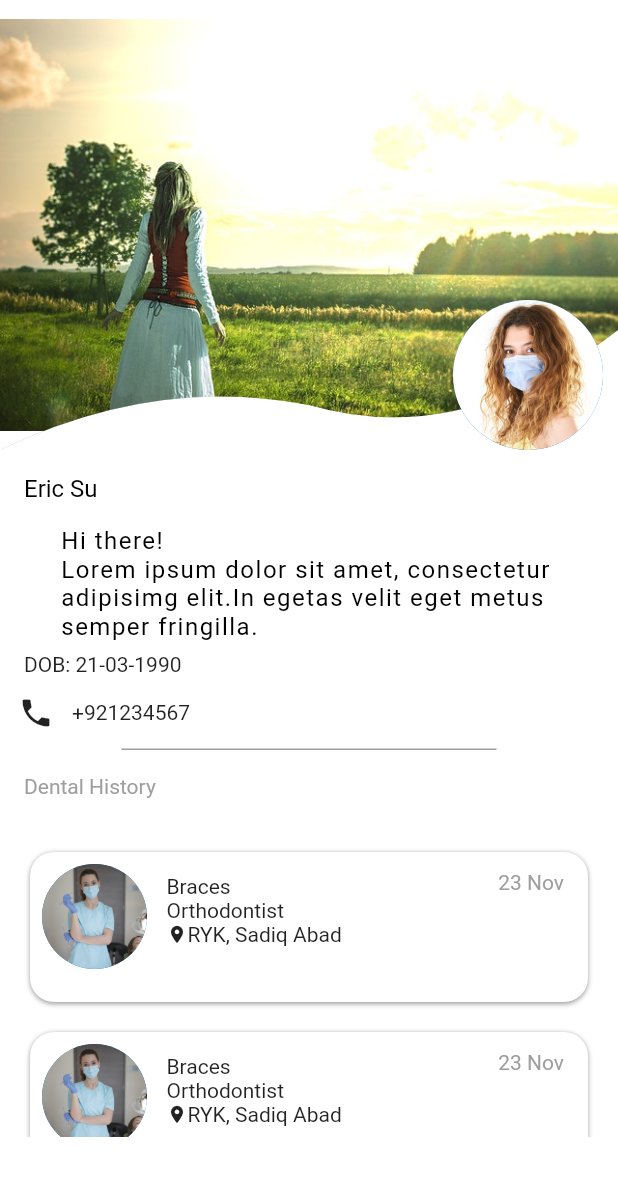
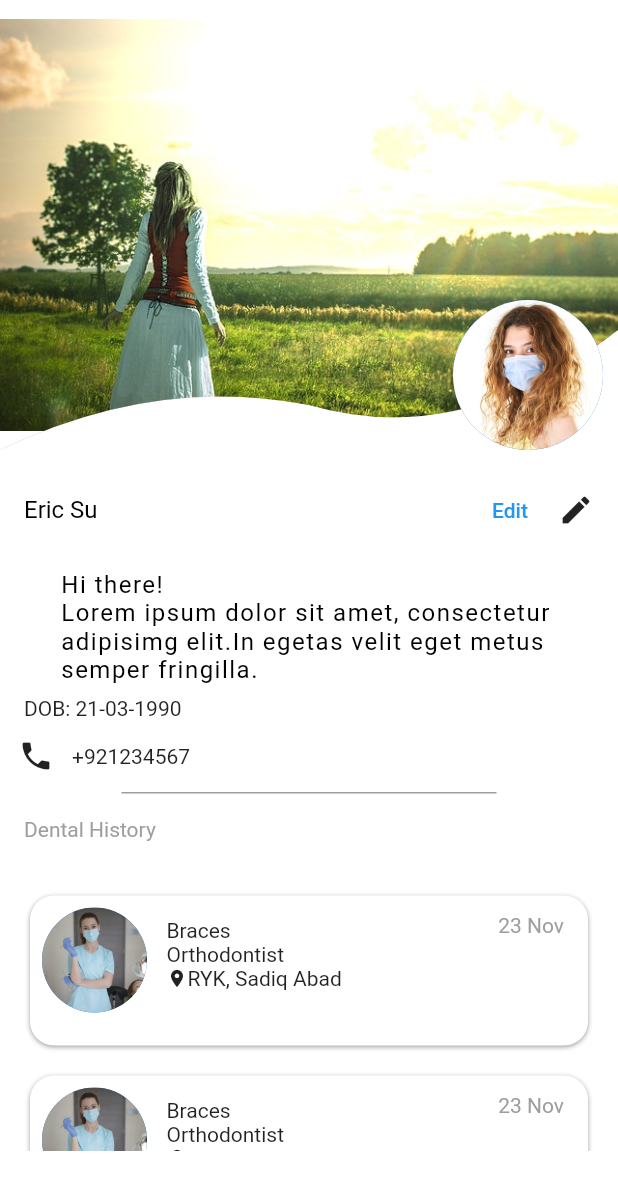
Before and after one commit to leo731121/Smile, a Flutter app: the ProfileAbout screen opened directly, on a phone screen of 412 x 824 dp. Shown: the top 1190 px of the screen. Run offline on Flutter 3.47's test engine with Material 2 defaults, Android fonts, the phone set to English and light mode, and no system bars; our stand-ins replace country_code_picker, device_preview, flutter_rating_bar, image_picker, persistent_bottom_nav_bar, sms_autofill; missing offline and left inert: shrink_sidemenu.

Commit message:
EditProfile Working Continue

```diff
--- a/lib/BottomNavBar/Profile/components/profileImageAbout.dart
+++ b/lib/BottomNavBar/Profile/components/profileImageAbout.dart
@@ -1,5 +1,6 @@
 import 'package:flutter/material.dart';
 import 'package:smiles/BottomNavBar/Profile/CustomShape/customShape.dart';
+import 'package:smiles/BottomNavBar/Profile/EditProfile/editProfile.dart';
 import 'package:smiles/BottomNavBar/Profile/components/widget/dobAndPhoneNumberTile.dart';
 import 'package:smiles/models/dentalExperiance.dart';
 
@@ -12,6 +13,7 @@ String name = 'Eric Su',
     intro =
         'Hi there! \nLorem ipsum dolor sit amet, consectetur \nadipisimg elit.In egetas velit eget metus\nsemper fringilla.';
 String dOB = 'DOB: 21-03-1993', phonenumber = '+912345678';
+String edit = 'Edit';
 
 class _ProfileAboutState extends State<ProfileAbout> {
   @override
@@ -37,10 +39,28 @@ class _ProfileAboutState extends State<ProfileAbout> {
             crossAxisAlignment: CrossAxisAlignment.start,
             children: [
               Padding(
-                padding: const EdgeInsets.all(16.0),
-                child: Text(
-                  name,
-                  style: TextStyle(color: Colors.black, fontSize: 16),
+                padding:
+                    const EdgeInsets.symmetric(horizontal: 16, vertical: 16),
+                child: Row(
+                  children: [
+                    Text(
+                      name,
+                      style: TextStyle(color: Colors.black, fontSize: 16),
+                    ),
+                    Spacer(),
+                    TextButton(
+                      onPressed: () {
+                        Navigator.push(
+                          context,
+                          MaterialPageRoute(
+                            builder: (context) => EditProfile(),
+                          ),
+                        );
+                      },
+                      child: Text(edit),
+                    ),
+                    Icon(Icons.edit)
+                  ],
                 ),
               ),
               Center(
@@ -67,7 +87,7 @@ class _ProfileAboutState extends State<ProfileAbout> {
               ),
               Container(
                 margin: EdgeInsets.all(10),
-                height: 200,
+                height: 180,
                 child: ListView.builder(
                   itemCount: dentalexperiance.length,
                   itemBuilder: (context, index) {
--- a/lib/BottomNavBar/Profile/components/widget/drNameAndOffertype.dart
+++ b/lib/BottomNavBar/Profile/components/widget/drNameAndOffertype.dart
@@ -11,7 +11,7 @@ Widget drNameAndType(String txt1, txt2) {
               fontSize: 18,
             ),
             children: [
-              TextSpan(text: txt1 + '\n'),
+              TextSpan(text: txt1 + "\n"),
               TextSpan(text: txt2, style: TextStyle(fontSize: 13)),
             ]),
       ),
--- a/pubspec.yaml
+++ b/pubspec.yaml
@@ -35,6 +35,7 @@ dependencies:
   date_time_picker: ^2.0.0
   persistent_bottom_nav_bar: ^4.0.0
   flutter_rating_bar: ^4.0.0
+  device_preview: ^0.7.1
 
 dev_dependencies:
   flutter_test:
```
Also changed, not shown: lib/BottomNavBar/Profile/EditProfile/editProfile.dart (added, +86 -0 lines), lib/BottomNavBar/Profile/components/profileimageAndBGimage.dart (+7 -3 lines), lib/main.dart (+19 -4 lines), pubspec.lock, 5 other files.
